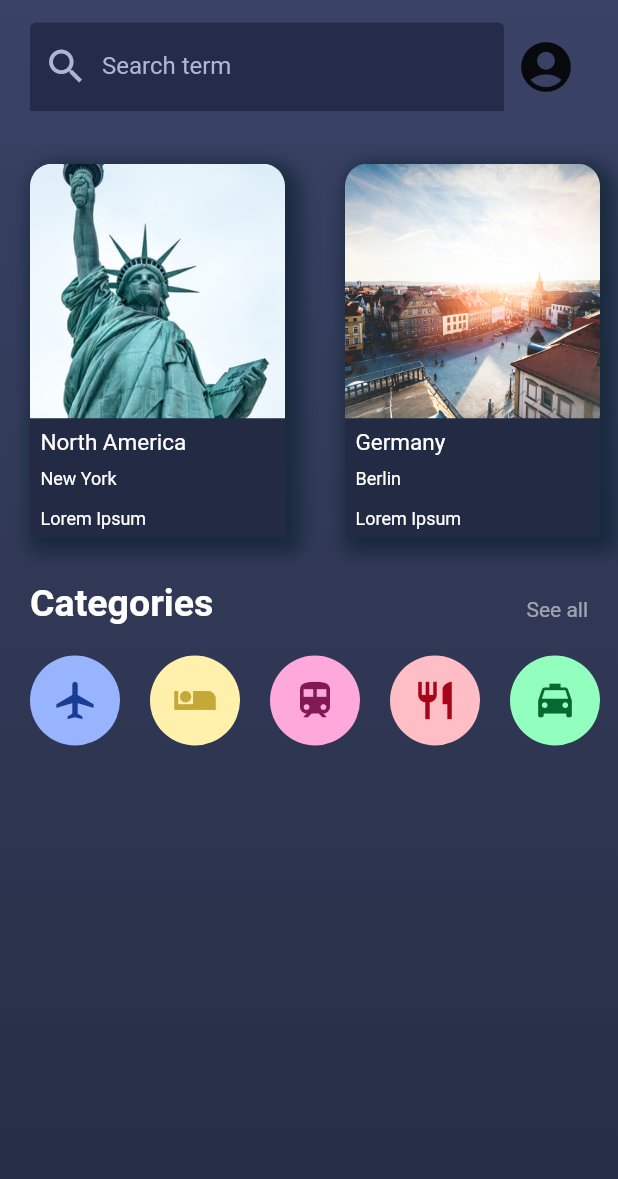
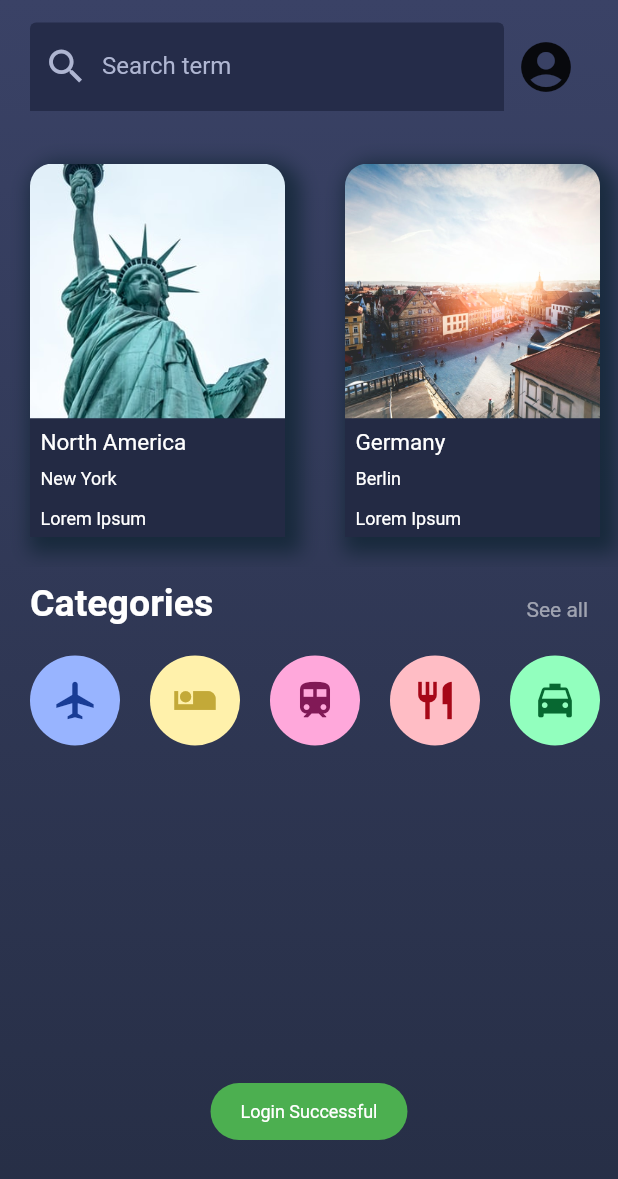
Before and after one commit to kshitijver/DdroidRush2020, a Flutter app: the HomeScreen screen opened directly with empty values, on a phone screen of 412 x 824 dp. Shown: the top 1179 px of the screen. Run offline on Flutter 3.47's test engine with Material 2 defaults, Android fonts, the phone set to English and light mode, and no system bars; our stand-ins replace firebase_auth, firebase_core, firebase_storage, flutter_phoenix, flutter_spinkit, fluttertoast and 3 more; accounts and stored records are empty.

```diff
--- a/lib/home_screen.dart
+++ b/lib/home_screen.dart
@@ -4,6 +4,7 @@ import 'content_page.dart';
 import 'package:flutter_staggered_grid_view/flutter_staggered_grid_view.dart';
 import 'profile.dart';
 import 'package:firebase_auth/firebase_auth.dart';
+import 'package:fluttertoast/fluttertoast.dart';
 
 class HomeScreen extends StatefulWidget {
   final User curr;
@@ -18,12 +19,22 @@ class _HomeScreenState extends State<HomeScreen> {
   @override
   void initState() {
     curr=widget.curr;
+    Fluttertoast.showToast(
+        msg: "Login Successful",
+        toastLength: Toast.LENGTH_LONG,
+        gravity: ToastGravity.BOTTOM,
+        timeInSecForIosWeb: 1,
+        backgroundColor: Colors.green,
+        textColor: Colors.white,
+        fontSize: 12.0
+    );
     super.initState();
     print(curr.displayName);
     print(curr.email);
   }
   @override
   List<Color> colors= [Color(0xff3A4266), Color(0xff262E45)];
+
   Widget build(BuildContext context) {
     return Scaffold(
 //      appBar: AppBar(
--- a/lib/image_handling.dart
+++ b/lib/image_handling.dart
@@ -24,7 +24,7 @@ class image_handler
 
   final ImagePicker _picker = ImagePicker();
   Future<PickedFile> pickImage(ImageSource source) async {
-    PickedFile selected = await _picker.getImage(source: source);
+    PickedFile selected = await _picker.getImage(source: source,imageQuality: 20);
     return selected;
   }
 
--- a/pubspec.yaml
+++ b/pubspec.yaml
@@ -34,6 +34,7 @@ dependencies:
   image_cropper: ^1.3.1
   flutter_phoenix: ^0.1.0
   firebase_image: ^0.2.0
+  fluttertoast: ^7.1.1
 
 dev_dependencies:
   flutter_test:
```
Also changed, not shown: lib/sign_up.dart (+58 -6 lines), lib/signin.dart (+17 -2 lines).
